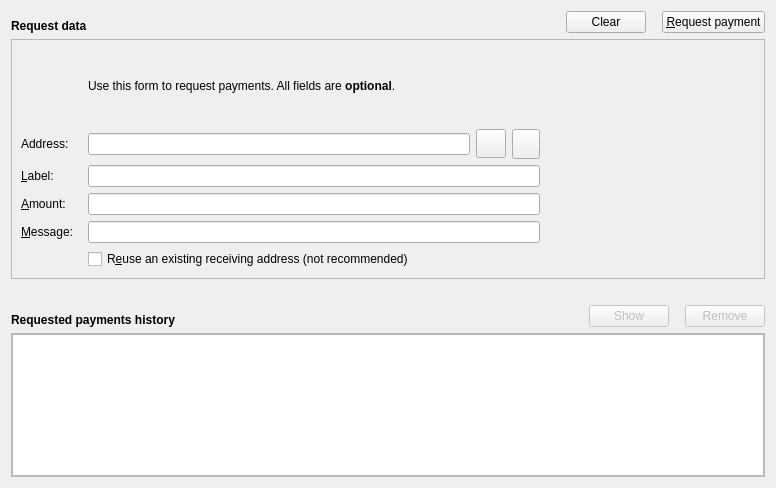
bitnew-chain/btn_core, file src/qt/forms/receivecoinsdialog.ui: the form before one commit.
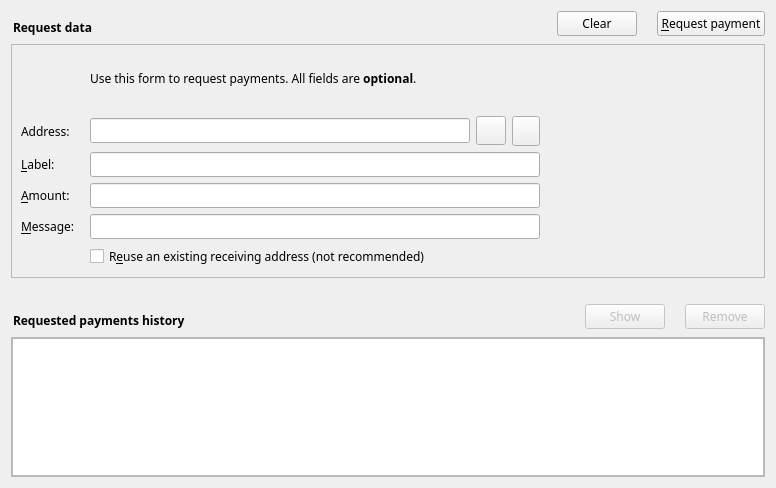
The form after the commit. Icons and pictures are not drawn. Custom widgets are drawn as their Qt base class.

The edit to the form file:
```diff
--- a/src/qt/forms/receivecoinsdialog.ui
+++ b/src/qt/forms/receivecoinsdialog.ui
@@ -10,13 +10,25 @@
     <height>488</height>
    </rect>
   </property>
+  <property name="font">
+   <font>
+    <family>微软雅黑</family>
+   </font>
+  </property>
   <layout class="QVBoxLayout" name="verticalLayout">
    <item>
     <layout class="QHBoxLayout" name="horizontalLayout">
+     <property name="leftMargin">
+      <number>2</number>
+     </property>
+     <property name="bottomMargin">
+      <number>2</number>
+     </property>
      <item>
       <widget class="QLabel" name="label_7">
        <property name="font">
         <font>
+         <family>微软雅黑</family>
          <weight>75</weight>
          <bold>true</bold>
         </font>
@@ -53,6 +65,11 @@
          <verstretch>0</verstretch>
         </sizepolicy>
        </property>
+       <property name="font">
+        <font>
+         <family>微软雅黑</family>
+        </font>
+       </property>
        <property name="toolTip">
         <string>Clear all fields of the form.</string>
        </property>
@@ -78,7 +95,7 @@
        </property>
        <property name="sizeHint" stdset="0">
         <size>
-         <width>10</width>
+         <width>14</width>
          <height>20</height>
         </size>
        </property>
@@ -86,6 +103,11 @@
      </item>
      <item>
       <widget class="QPushButton" name="receiveButton">
+       <property name="font">
+        <font>
+         <family>微软雅黑</family>
+        </font>
+       </property>
        <property name="text">
         <string>&amp;Request payment</string>
        </property>
@@ -100,7 +122,7 @@
    <item>
     <widget class="QFrame" name="frameRequest">
      <property name="sizePolicy">
-      <sizepolicy hsizetype="Preferred" vsizetype="Expanding">
+      <sizepolicy hsizetype="Preferred" vsizetype="Fixed">
        <horstretch>0</horstretch>
        <verstretch>0</verstretch>
       </sizepolicy>
@@ -112,6 +134,12 @@
       <enum>QFrame::Sunken</enum>
      </property>
      <layout class="QVBoxLayout" name="verticalLayout_3">
+      <property name="leftMargin">
+       <number>9</number>
+      </property>
+      <property name="topMargin">
+       <number>3</number>
+      </property>
       <item>
        <layout class="QGridLayout" name="gridLayout">
         <property name="horizontalSpacing">
@@ -119,6 +147,11 @@
         </property>
         <item row="3" column="0">
          <widget class="QLabel" name="label_8">
+          <property name="font">
+           <font>
+            <family>微软雅黑</family>
+           </font>
+          </property>
           <property name="text">
            <string>Address:</string>
           </property>
@@ -126,6 +159,11 @@
         </item>
         <item row="2" column="2">
          <widget class="QLabel" name="label_5">
+          <property name="font">
+           <font>
+            <family>微软雅黑</family>
+           </font>
+          </property>
           <property name="text">
            <string>Use this form to request payments. All fields are &lt;b&gt;optional&lt;/b&gt;.</string>
           </property>
@@ -152,6 +190,11 @@
         </item>
         <item row="5" column="0">
          <widget class="QLabel" name="label">
+          <property name="font">
+           <font>
+            <family>微软雅黑</family>
+           </font>
+          </property>
           <property name="toolTip">
            <string>An optional amount to request. Leave this empty or zero to not request a specific amount.</string>
           </property>
@@ -172,6 +215,11 @@
         </item>
         <item row="4" column="0">
          <widget class="QLabel" name="label_2">
+          <property name="font">
+           <font>
+            <family>微软雅黑</family>
+           </font>
+          </property>
           <property name="toolTip">
            <string>An optional label to associate with the new receiving address.</string>
           </property>
@@ -185,6 +233,11 @@
         </item>
         <item row="6" column="0">
          <widget class="QLabel" name="label_3">
+          <property name="font">
+           <font>
+            <family>微软雅黑</family>
+           </font>
+          </property>
           <property name="toolTip">
            <string>An optional message to attach to the payment request, which will be displayed when the request is opened. Note: The message will not be sent with the payment over the BTN network.</string>
           </property>
@@ -260,6 +313,11 @@
         </item>
         <item row="7" column="2">
          <widget class="QCheckBox" name="reuseAddress">
+          <property name="font">
+           <font>
+            <family>微软雅黑</family>
+           </font>
+          </property>
           <property name="toolTip">
            <string>Reuse one of the previously used receiving addresses. Reusing addresses has security and privacy issues. Do not use this unless re-generating a payment request made before.</string>
           </property>
@@ -298,10 +356,17 @@
    </item>
    <item>
     <layout class="QHBoxLayout" name="horizontalLayout_2">
+     <property name="leftMargin">
+      <number>2</number>
+     </property>
+     <property name="bottomMargin">
+      <number>2</number>
+     </property>
      <item>
       <widget class="QLabel" name="label_6">
        <property name="font">
         <font>
+         <family>微软雅黑</family>
          <weight>75</weight>
          <bold>true</bold>
         </font>
@@ -335,6 +400,11 @@
        <property name="enabled">
         <bool>false</bool>
        </property>
+       <property name="font">
+        <font>
+         <family>黑体</family>
+        </font>
+       </property>
        <property name="toolTip">
         <string>Show the selected request (does the same as double clicking an entry)</string>
        </property>
@@ -366,7 +436,7 @@
        </property>
        <property name="sizeHint" stdset="0">
         <size>
-         <width>10</width>
+         <width>14</width>
          <height>20</height>
         </size>
        </property>
@@ -377,6 +447,11 @@
        <property name="enabled">
         <bool>false</bool>
        </property>
+       <property name="font">
+        <font>
+         <family>黑体</family>
+        </font>
+       </property>
        <property name="toolTip">
         <string>Remove the selected entries from the list</string>
        </property>
```
Left out of the diff: 16 changed lines with no effect on the pictures.
